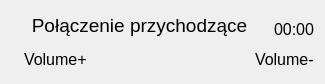
Before: the Qt Designer form src/rpi-app/wndcall.ui in milyges/CarPI, drawn with Qt 5.
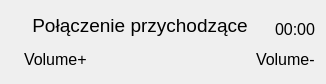
After: the same form once the commit is applied. Icons and pictures are not drawn.

Patch:
```diff
--- a/src/rpi-app/wndcall.ui
+++ b/src/rpi-app/wndcall.ui
@@ -6,7 +6,7 @@
    <rect>
     <x>0</x>
     <y>0</y>
-    <width>325</width>
+    <width>326</width>
     <height>84</height>
    </rect>
   </property>
```
Left out of the diff: 4 changed lines with no effect on the pictures.
